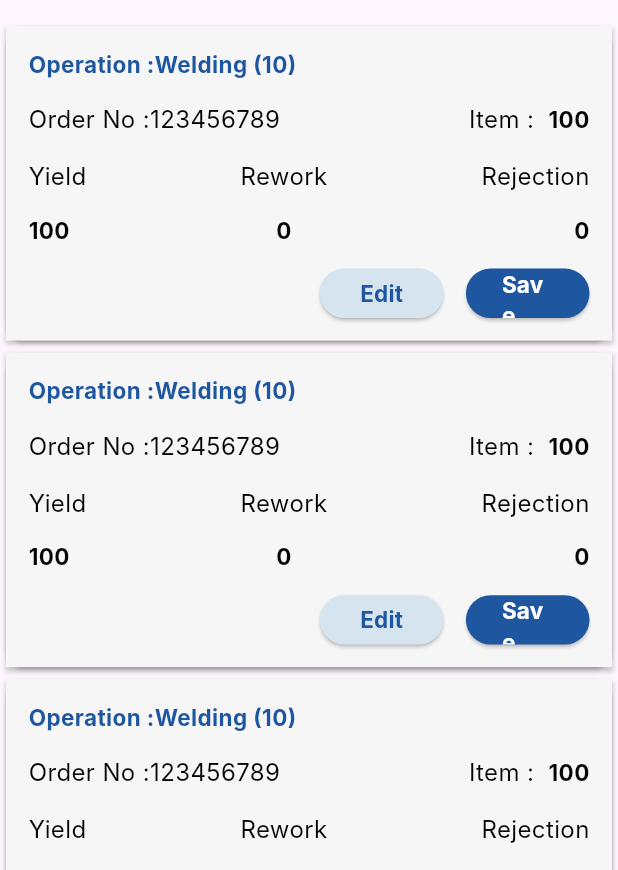
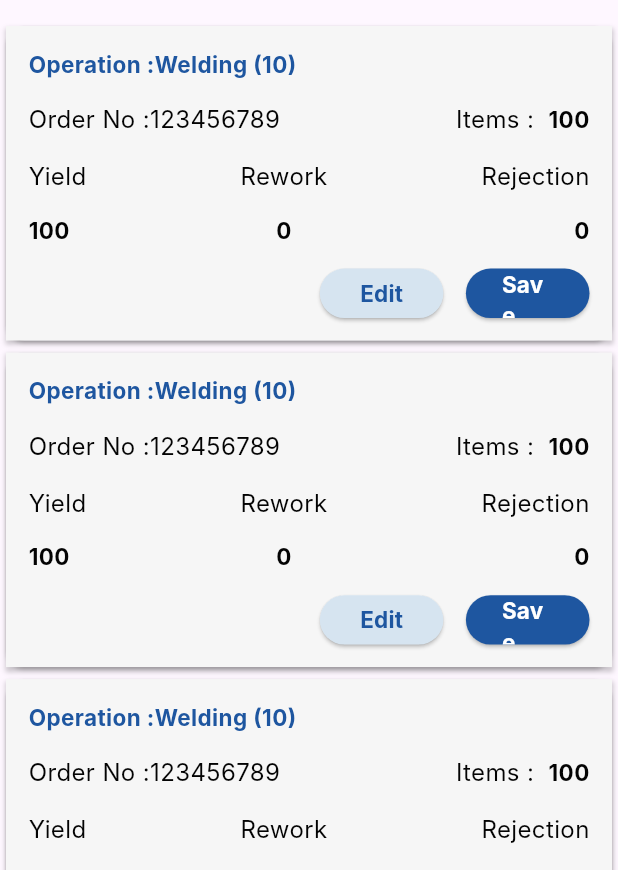
Before and after one commit to prajwal-lokh/pum_operator, a Flutter app: the OperatorOrderScreen screen opened directly, on a phone screen of 412 x 824 dp. Shown: the part 253-1123 px from the top of the screen. Run offline on Flutter 3.47's test engine with Material 2 defaults, Android fonts, the phone set to English and light mode, and no system bars; our stand-ins replace cloud_firestore, firebase_auth, firebase_core, flutter_svg, modal_progress_hud_nsn, shared_preferences; accounts and stored records are empty; Roboto replaces fonts that are missing (Inter).

Commit message:
commit bug no 77.2 and 106

```diff
--- a/lib/presentation/screens/operator_screens/operator_order_screen.dart
+++ b/lib/presentation/screens/operator_screens/operator_order_screen.dart
@@ -139,7 +139,7 @@ class _OperatorOrderScreenState extends State<OperatorOrderScreen> {
                                   Row(
                                     children: [
                                       Text(
-                                        'Item :  ',
+                                        'Items :  ',
                                         style: TextStyle(
                                             fontFamily:
                                                 FontConstants.fontFamily2,
```
